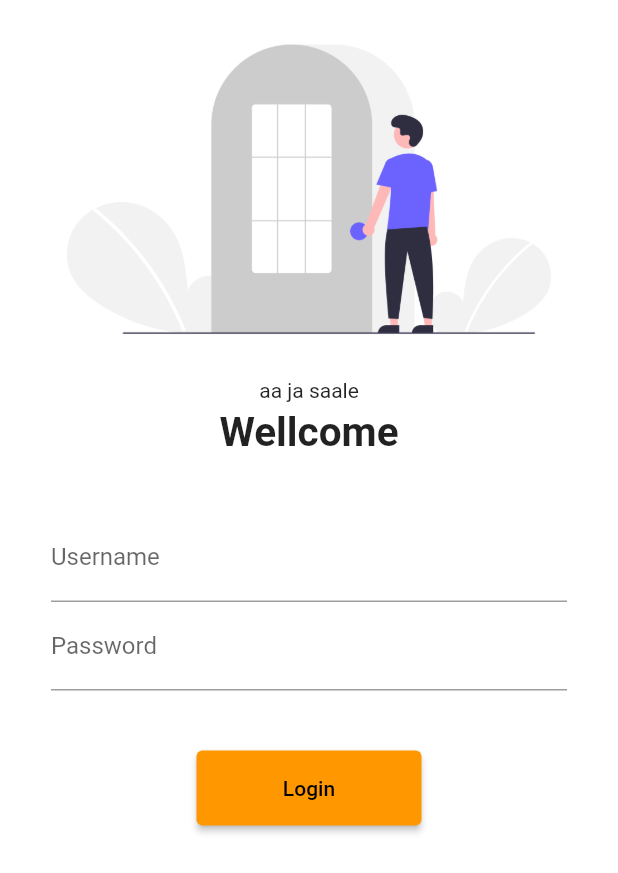
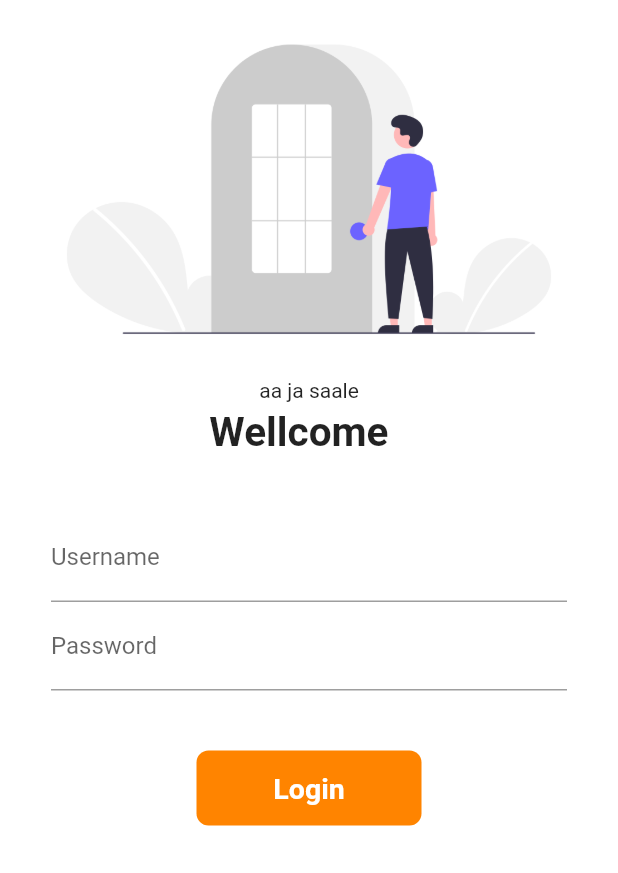
Before and after one commit to priyanshu1087/30_days_of_Flutter, a Flutter app: the screen it shows after launch, on a phone screen of 412 x 824 dp. Shown: the top 873 px of the screen. Run offline on Flutter 3.47's test engine with Material 2 defaults, Android fonts, the phone set to English and light mode, and no system bars.

Commit message:
day6compleated

```diff
--- a/lib/pages.dart/login_page.dart
+++ b/lib/pages.dart/login_page.dart
@@ -1,6 +1,14 @@
 import 'package:flutter/material.dart';
 import 'package:flutter_application_2/utils/routes.dart';
-class LoginPage extends StatelessWidget{
+class LoginPage extends StatefulWidget{
+  @override
+  State<LoginPage> createState() => _LoginPageState();
+}
+
+class _LoginPageState extends State<LoginPage> {
+  String name = " ";
+
+  bool changedButton = false;
   @override
   Widget build(BuildContext context){
   return Material(
@@ -12,7 +20,7 @@ class LoginPage extends StatelessWidget{
         SizedBox(
           height: 20.0, child:  Text("aa ja saale"),
         ),
-        Text("Wellcome",style: TextStyle(fontSize: 27,fontWeight:FontWeight.bold ),),
+        Text("Wellcome $name",style: TextStyle(fontSize: 27,fontWeight:FontWeight.bold ),),
         SizedBox(height: 20.0,),
        Padding(
          padding: const EdgeInsets.symmetric(vertical:18.0, horizontal: 34.0),
@@ -22,9 +30,13 @@ class LoginPage extends StatelessWidget{
             decoration: InputDecoration(
               hintText: "Enter username",
               labelText: "Username",
-             ),
+            // OnChanged : ((value) {
+             // name= value;
+            //  setState(() {});
+           // },
           ),
-            TextFormField(
+          ),
+            TextFormField (
               obscureText: true,
             decoration: InputDecoration(
               hintText: "Enter password",
@@ -34,13 +46,35 @@ class LoginPage extends StatelessWidget{
           SizedBox(
           height: 40.0,
         ),
-        ElevatedButton(
-          child: Text("Login"),
-        style: TextButton.styleFrom(minimumSize: Size(150, 50)),
-        onPressed: () {
-          Navigator.pushNamed(context, MyRoutes.homeRoute);
-        },
+          InkWell(
+          onTap: () async{
+            setState(() {
+              changedButton = true;
+            });
+            await Future.delayed(Duration(seconds:1 ));
+            Navigator.pushNamed(context, MyRoutes.homeRoute);
+          },
+          child: AnimatedContainer(
+            duration: Duration(seconds: 1),
+            width: changedButton ? 50 : 150,
+            height: 50,
+
+            alignment: Alignment.center,
+            child: changedButton? Icon(Icons.done, color : Colors.white,) :Text("Login",style: TextStyle(color: Colors.white,fontWeight:FontWeight.bold, fontSize:19)),
+            decoration: BoxDecoration(
+             color: Color.fromARGB(255, 255, 132, 0),
+
+             borderRadius: BorderRadius.circular(changedButton ? 50:8),
+            ),
+          ),
         )
+       // ElevatedButton(
+         // child: Text("Login"),
+        //style: TextButton.styleFrom(minimumSize: Size(150, 50)),
+        //onPressed: () {
+         // Navigator.pushNamed(context, MyRoutes.homeRoute);
+       // },
+
       ],
          ),
        )
@@ -49,5 +83,4 @@ class LoginPage extends StatelessWidget{
     ),
   );
 }
-
 }
```
